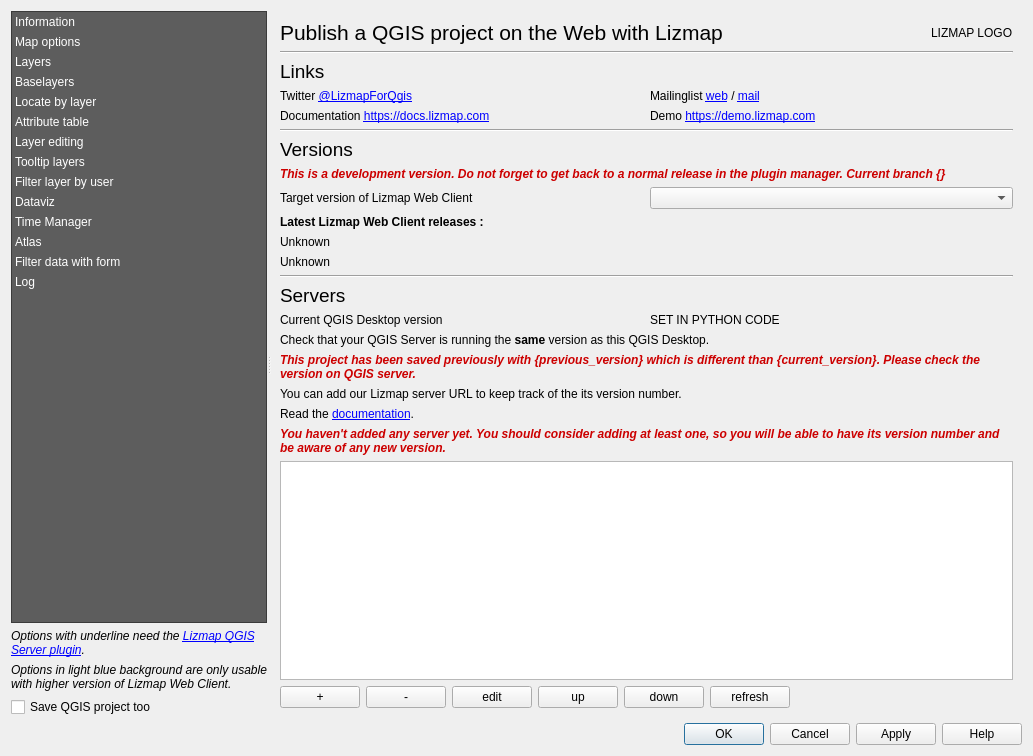
This is lizmap/resources/ui/ui_lizmap.ui in 3liz/lizmap-plugin as Qt 5 draws it before an edit. The edited form follows.
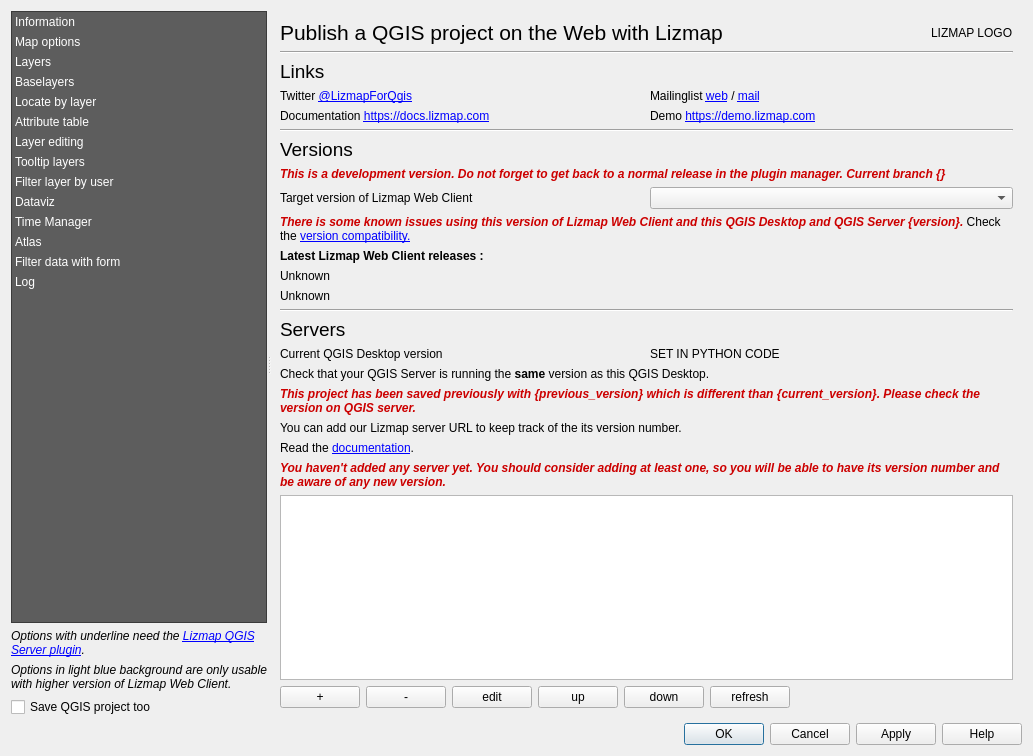
This is the edited form. Custom widgets are drawn as their Qt base class.

Commit message: UX - Add a warning about QGIS version according to LWC version fix #333

The edit to the form file:
```diff
--- a/lizmap/resources/ui/ui_lizmap.ui
+++ b/lizmap/resources/ui/ui_lizmap.ui
@@ -382,6 +382,16 @@
              </item>
             </layout>
            </item>
+           <item>
+            <widget class="QLabel" name="qgis_and_lwc_versions_issue">
+             <property name="text">
+              <string>&lt;html&gt;&lt;head/&gt;&lt;body&gt;&lt;p&gt;&lt;span style=&quot; font-weight:600; font-style:italic; color:#cc0000;&quot;&gt;There is some known issues using this version of Lizmap Web Client and this QGIS Desktop and QGIS Server {version}. &lt;/span&gt;Check the &lt;a href=&quot;https://github.com/3liz/lizmap-web-client/wiki/Versions&quot;&gt;&lt;span style=&quot; text-decoration: underline; color:#0000ff;&quot;&gt;version compatibility.&lt;/span&gt;&lt;/a&gt;&lt;/p&gt;&lt;/body&gt;&lt;/html&gt;</string>
+             </property>
+             <property name="wordWrap">
+              <bool>true</bool>
+             </property>
+            </widget>
+           </item>
            <item>
             <widget class="QLabel" name="label">
              <property name="font">
```
The commit also changes 3 other files.
